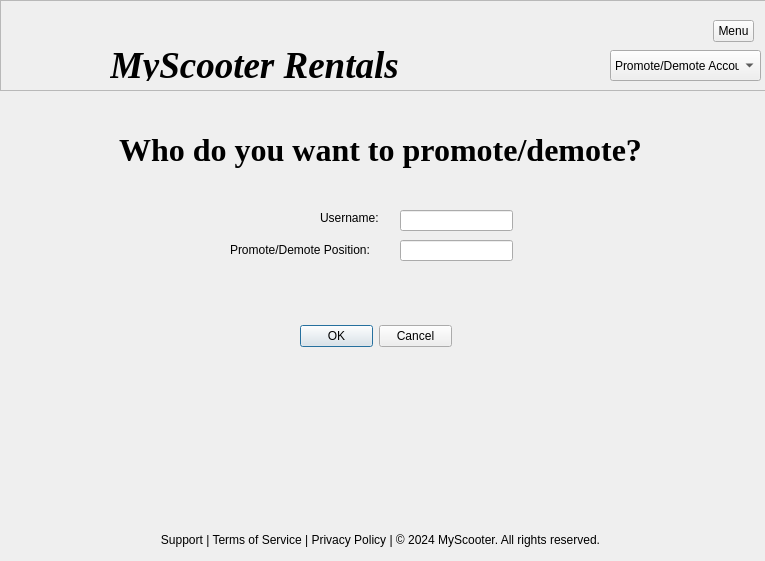
First picture: the form in promoteaccount.ui, repository DanielleSamaroo/Group-5-Scooters, before the edit.
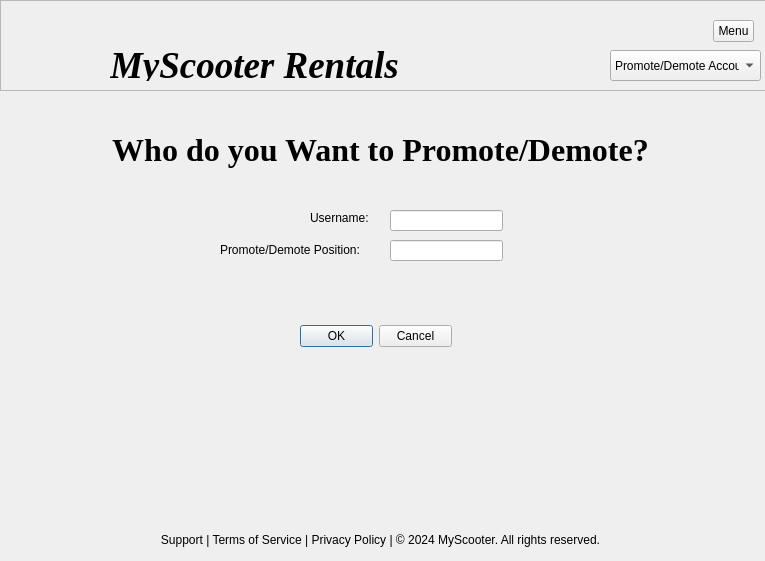
Second picture: the form after the edit. Icons and pictures are not drawn.

What changed in the file:
```diff
--- a/promoteaccount.ui
+++ b/promoteaccount.ui
@@ -16,7 +16,7 @@
   <widget class="QLabel" name="label">
    <property name="geometry">
     <rect>
-     <x>320</x>
+     <x>310</x>
      <y>210</y>
      <width>81</width>
      <height>16</height>
@@ -29,7 +29,7 @@
   <widget class="QLabel" name="label_2">
    <property name="geometry">
     <rect>
-     <x>230</x>
+     <x>220</x>
      <y>240</y>
      <width>161</width>
      <height>20</height>
@@ -42,30 +42,84 @@
   <widget class="QLineEdit" name="lineEdit">
    <property name="geometry">
     <rect>
-     <x>400</x>
+     <x>390</x>
      <y>210</y>
      <width>113</width>
      <height>21</height>
     </rect>
    </property>
+   <property name="palette">
+    <palette>
+     <active>
+      <colorrole role="Text">
+       <brush brushstyle="SolidPattern">
+        <color alpha="255">
+         <red>255</red>
+         <green>255</green>
+         <blue>255</blue>
+        </color>
+       </brush>
+      </colorrole>
+     </active>
+     <inactive>
+      <colorrole role="Text">
+       <brush brushstyle="SolidPattern">
+        <color alpha="255">
+         <red>255</red>
+         <green>255</green>
+         <blue>255</blue>
+        </color>
+       </brush>
+      </colorrole>
+     </inactive>
+     <disabled/>
+    </palette>
+   </property>
   </widget>
   <widget class="QLineEdit" name="lineEdit_2">
    <property name="geometry">
     <rect>
-     <x>400</x>
+     <x>390</x>
      <y>240</y>
      <width>113</width>
      <height>21</height>
     </rect>
    </property>
+   <property name="palette">
+    <palette>
+     <active>
+      <colorrole role="Text">
+       <brush brushstyle="SolidPattern">
+        <color alpha="255">
+         <red>255</red>
+         <green>255</green>
+         <blue>255</blue>
+        </color>
+       </brush>
+      </colorrole>
+     </active>
+     <inactive>
+      <colorrole role="Text">
+       <brush brushstyle="SolidPattern">
+        <color alpha="255">
+         <red>255</red>
+         <green>255</green>
+         <blue>255</blue>
+        </color>
+       </brush>
+      </colorrole>
+     </inactive>
+     <disabled/>
+    </palette>
+   </property>
   </widget>
   <widget class="QLabel" name="label_3">
    <property name="geometry">
     <rect>
-     <x>0</x>
-     <y>280</y>
+     <x>2</x>
+     <y>270</y>
      <width>761</width>
-     <height>20</height>
+     <height>30</height>
     </rect>
    </property>
    <property name="text">
@@ -235,7 +289,7 @@
     </font>
    </property>
    <property name="text">
-    <string>Who do you want to promote/demote?</string>
+    <string>Who do you Want to Promote/Demote?</string>
    </property>
    <property name="alignment">
     <set>Qt::AlignCenter</set>
```
